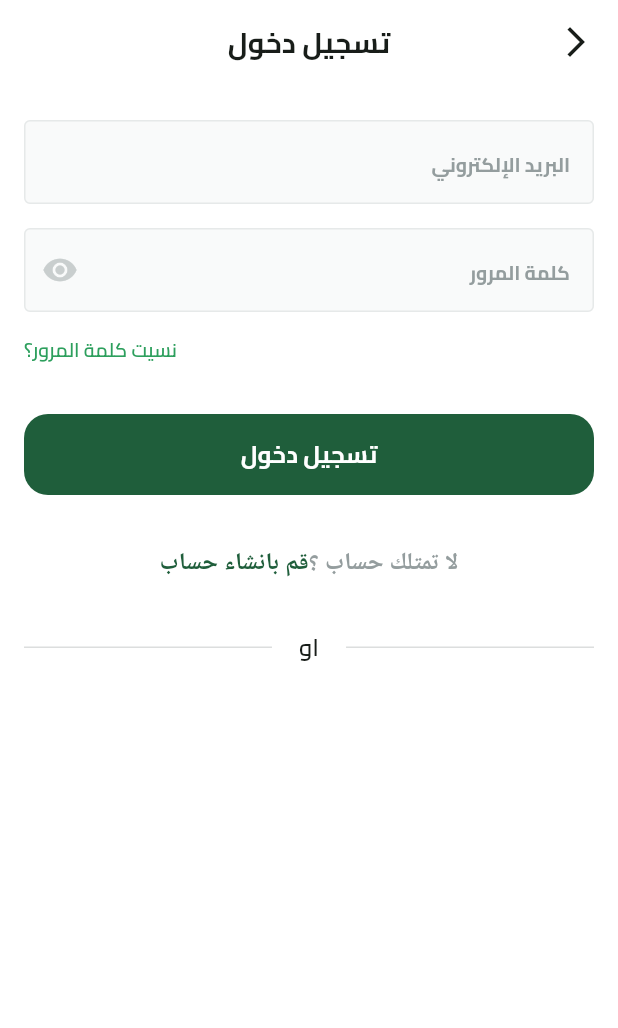
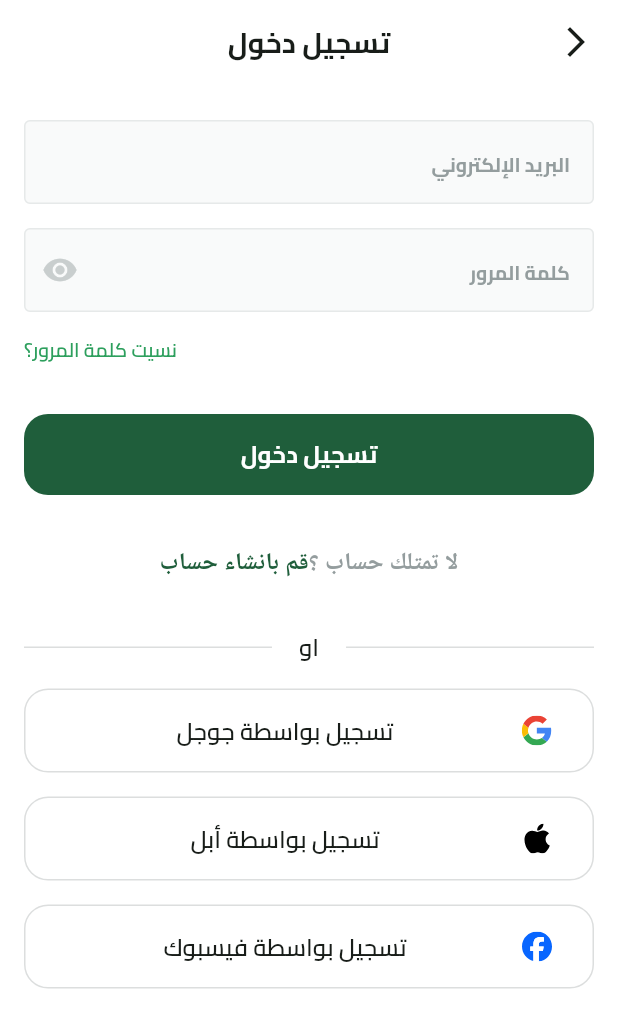
Before and after one commit to abo3amer69/Fruit_Hup, a Flutter app: the screen it shows after launch, after a tap on "تخط", on a phone screen of 412 x 824 dp. Shown: the top 1028 px of the screen. Run offline on Flutter 3.47's test engine with Material 3 defaults, Android fonts, the phone set to English and light mode, and no system bars; our stand-ins replace dots_indicator, flutter_svg, shared_preferences.

Commit message:
create custombutton social login and login ui done

```diff
--- a/lib/features/auth/presentation/views/widget/login_view_body.dart
+++ b/lib/features/auth/presentation/views/widget/login_view_body.dart
@@ -1,10 +1,12 @@
 import 'package:flutter/material.dart';
 import 'package:fruit_hup/constants.dart';
 import 'package:fruit_hup/core/utils/app_color.dart';
+import 'package:fruit_hup/core/utils/app_images.dart';
 import 'package:fruit_hup/core/utils/app_text_style.dart';
 import 'package:fruit_hup/core/widget/custom_buttom.dart';
 import 'package:fruit_hup/core/widget/custom_text_form_field.dart';
 import 'package:fruit_hup/features/auth/presentation/views/widget/or_divider.dart';
+import 'package:fruit_hup/features/auth/presentation/views/widget/social_login_button.dart';
 
 import 'dont_have_account_widget.dart';
 
@@ -13,8 +15,9 @@ class LoginViewBody extends StatelessWidget {
 
   @override
   Widget build(BuildContext context) {
-    return Padding(
-      padding: EdgeInsets.symmetric(horizontal: KHorizentalPadding),
+    return SingleChildScrollView(
+      child: Padding(
+        padding: const EdgeInsets.symmetric(horizontal: KHorizentalPadding),
         child: SingleChildScrollView(
           child: Column(
             children: [
@@ -63,7 +66,31 @@ class LoginViewBody extends StatelessWidget {
                 height: 33,
               ),
               const OrDivider(),
+              const SizedBox(
+                height: 16,
+              ),
+              SocialLoginButton(
+                onPressed: () {},
+                image: Assets.imagesGoogleIcon,
+                title: 'تسجيل بواسطة جوجل',
+              ),
+              const SizedBox(
+                height: 16,
+              ),
+              SocialLoginButton(
+                  onPressed: () {},
+                  image: Assets.imagesApplIcon,
+                  title: 'تسجيل بواسطة أبل'),
+              const SizedBox(
+                height: 16,
+              ),
+              SocialLoginButton(
+                onPressed: () {},
+                image: Assets.imagesFacebookIcon,
+                title: 'تسجيل بواسطة فيسبوك',
+              ),
             ],
+          ),
         ),
       ),
     );
--- /dev/null
+++ b/lib/features/auth/presentation/views/widget/social_login_button.dart
@@ -0,0 +1,43 @@
+import 'package:flutter/material.dart';
+import 'package:flutter_svg/flutter_svg.dart';
+import 'package:fruit_hup/core/utils/app_text_style.dart';
+
+class SocialLoginButton extends StatelessWidget {
+  const SocialLoginButton(
+      {super.key,
+      required this.image,
+      required this.title,
+      required this.onPressed});
+
+  final String image;
+  final String title;
+  final VoidCallback onPressed;
+
+  @override
+  Widget build(BuildContext context) {
+    return SizedBox(
+      width: double.infinity,
+      height: 56,
+      child: TextButton(
+        style: TextButton.styleFrom(
+          shape: RoundedRectangleBorder(
+            side: const BorderSide(color: Color(0xffDCDEDE), width: 1),
+            borderRadius: BorderRadius.circular(16),
+          ),
+        ),
+        onPressed: onPressed,
+        child: ListTile(
+          visualDensity: const VisualDensity(
+            vertical: VisualDensity.minimumDensity,
+          ),
+          leading: SvgPicture.asset(image),
+          title: Text(
+            title,
+            textAlign: TextAlign.center,
+            style: TextStyles.semiBold16,
+          ),
+        ),
+      ),
+    );
+  }
+}
```
Lines whose indentation alone changed are shown as unchanged.
